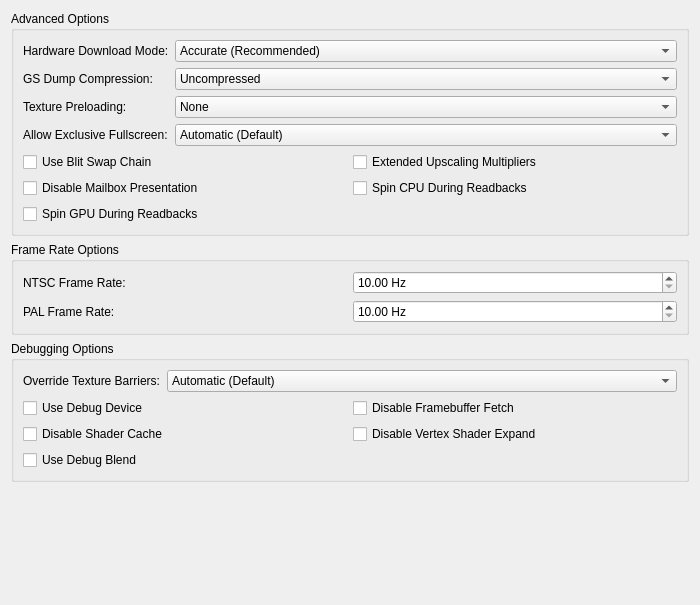
PCSX2/pcsx2, file pcsx2-qt/Settings/GraphicsAdvancedSettingsTab.ui: the form before one commit.
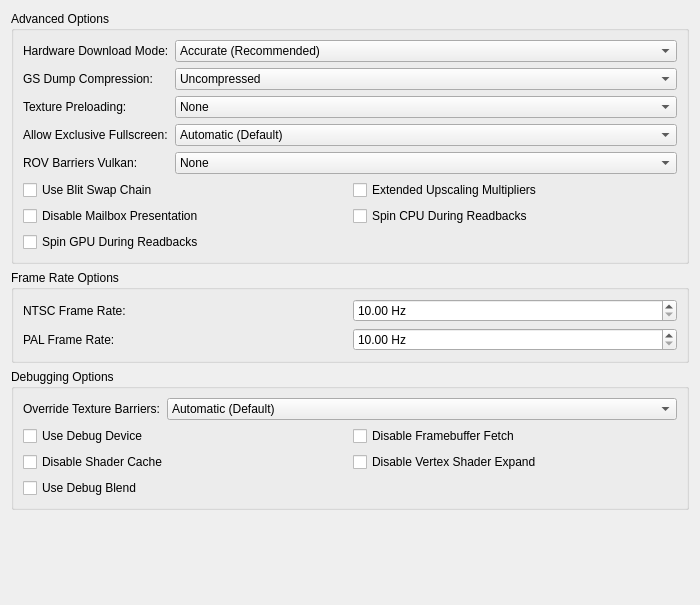
The form after the commit.

```diff
--- a/pcsx2-qt/Settings/GraphicsAdvancedSettingsTab.ui
+++ b/pcsx2-qt/Settings/GraphicsAdvancedSettingsTab.ui
@@ -128,6 +128,35 @@
         </item>
        </layout>
       </item>
+      <item row="7" column="1">
+       <widget class="QComboBox" name="rovBarriersVK">
+        <item>
+         <property name="text">
+          <string>None</string>
+         </property>
+        </item>
+        <item>
+         <property name="text">
+          <string>Every Draw</string>
+         </property>
+        </item>
+        <item>
+         <property name="text">
+          <string>Ever Render Pass</string>
+         </property>
+        </item>
+       </widget>
+      </item>
+      <item row="7" column="0">
+       <widget class="QLabel" name="rovBarriersVKLabel">
+        <property name="text">
+         <string>ROV Barriers Vulkan:</string>
+        </property>
+        <property name="buddy">
+         <cstring>rovBarriersVK</cstring>
+        </property>
+       </widget>
+      </item>
       <item row="6" column="0">
        <widget class="QLabel" name="exclussiveFSLabel">
         <property name="text">
```
Left out of the diff: 1 changed line with no effect on the pictures.
